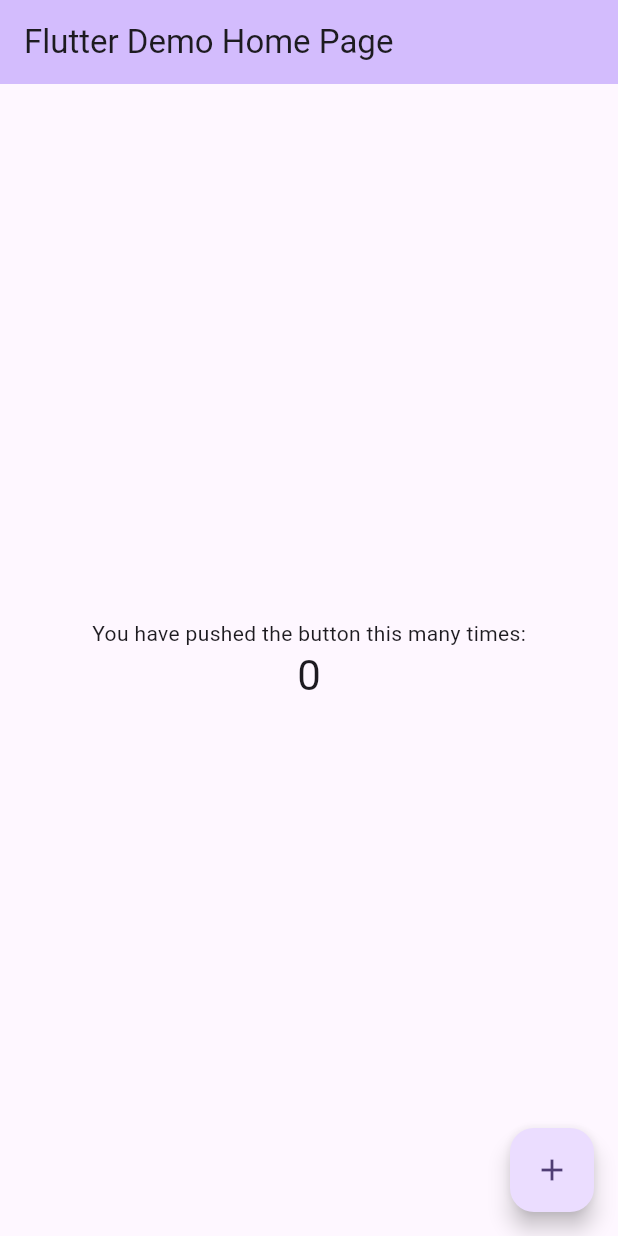
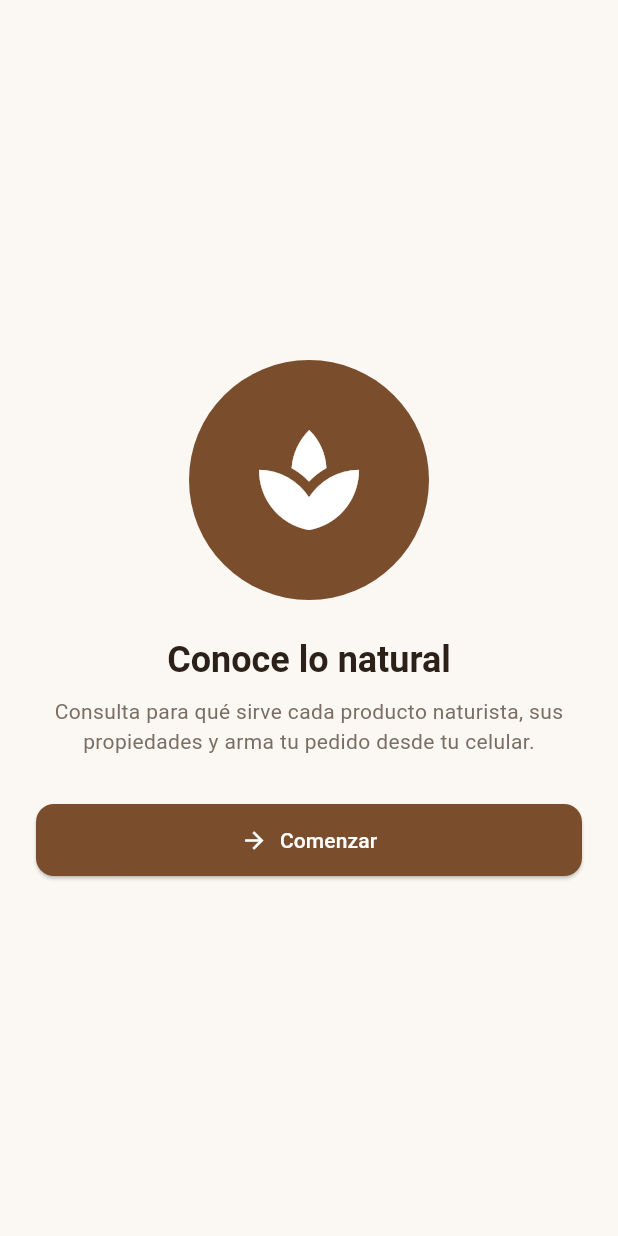
Before and after one commit to 233111478-ops/proyecto, a Flutter app: the screen it shows after launch, on a phone screen of 412 x 824 dp. Run offline on Flutter 3.47's test engine with Material 3 defaults, Android fonts, the phone set to English and light mode, and no system bars.

Commit message:
Se modifico el main y se creo la pantalla de splash, onboarding y home

```diff
--- /dev/null
+++ b/lib/custom_button.dart
@@ -0,0 +1,30 @@
+import 'package:flutter/material.dart';
+
+class CustomButton extends StatelessWidget {
+  final String texto;
+  final VoidCallback? onPressed;
+  final IconData? icono;
+  final bool expandido;
+
+  const CustomButton({
+    super.key,
+    required this.texto,
+    required this.onPressed,
+    this.icono,
+    this.expandido = true,
+  });
+
+  @override
+  Widget build(BuildContext context) {
+    final Widget boton = icono != null
+        ? ElevatedButton.icon(
+            onPressed: onPressed,
+            icon: Icon(icono),
+            label: Text(texto),
+          )
+        : ElevatedButton(onPressed: onPressed, child: Text(texto));
+
+    if (!expandido) return boton;
+    return SizedBox(width: double.infinity, child: boton);
+  }
+}
--- a/lib/main.dart
+++ b/lib/main.dart
@@ -1,122 +1,22 @@
 import 'package:flutter/material.dart';
 
+import 'theme.dart';
+import 'splash_screen.dart';
+
 void main() {
-  runApp(const MyApp());
+  runApp(const BiophysiqueApp());
 }
 
-class MyApp extends StatelessWidget {
-  const MyApp({super.key});
+class BiophysiqueApp extends StatelessWidget {
+  const BiophysiqueApp({super.key});
 
-  // This widget is the root of your application.
   @override
   Widget build(BuildContext context) {
     return MaterialApp(
-      title: 'Flutter Demo',
-      theme: ThemeData(
-        // This is the theme of your application.
-        //
-        // TRY THIS: Try running your application with "flutter run". You'll see
-        // the application has a purple toolbar. Then, without quitting the app,
-        // try changing the seedColor in the colorScheme below to Colors.green
-        // and then invoke "hot reload" (save your changes or press the "hot
-        // reload" button in a Flutter-supported IDE, or press "r" if you used
-        // the command line to start the app).
-        //
-        // Notice that the counter didn't reset back to zero; the application
-        // state is not lost during the reload. To reset the state, use hot
-        // restart instead.
-        //
-        // This works for code too, not just values: Most code changes can be
-        // tested with just a hot reload.
-        colorScheme: .fromSeed(seedColor: Colors.deepPurple),
-      ),
-      home: const MyHomePage(title: 'Flutter Demo Home Page'),
+      title: 'Biophysique',
+      debugShowCheckedModeBanner: false,
+      theme: buildBiophysiqueTheme(),
+      home: const SplashScreen(),
     );
   }
 }
-
-class MyHomePage extends StatefulWidget {
-  const MyHomePage({super.key, required this.title});
-
-  // This widget is the home page of your application. It is stateful, meaning
-  // that it has a State object (defined below) that contains fields that affect
-  // how it looks.
-
-  // This class is the configuration for the state. It holds the values (in this
-  // case the title) provided by the parent (in this case the App widget) and
-  // used by the build method of the State. Fields in a Widget subclass are
-  // always marked "final".
-
-  final String title;
-
-  @override
-  State<MyHomePage> createState() => _MyHomePageState();
-}
-
-class _MyHomePageState extends State<MyHomePage> {
-  int _counter = 0;
-
-  void _incrementCounter() {
-    setState(() {
-      // This call to setState tells the Flutter framework that something has
-      // changed in this State, which causes it to rerun the build method below
-      // so that the display can reflect the updated values. If we changed
-      // _counter without calling setState(), then the build method would not be
-      // called again, and so nothing would appear to happen.
-      _counter++;
-    });
-  }
-
-  @override
-  Widget build(BuildContext context) {
-    // This method is rerun every time setState is called, for instance as done
-    // by the _incrementCounter method above.
-    //
-    // The Flutter framework has been optimized to make rerunning build methods
-    // fast, so that you can just rebuild anything that needs updating rather
-    // than having to individually change instances of widgets.
-    return Scaffold(
-      appBar: AppBar(
-        // TRY THIS: Try changing the color here to a specific color (to
-        // Colors.amber, perhaps?) and trigger a hot reload to see the AppBar
-        // change color while the other colors stay the same.
-        backgroundColor: Theme.of(context).colorScheme.inversePrimary,
-        // Here we take the value from the MyHomePage object that was created by
-        // the App.build method, and use it to set our appbar title.
-        title: Text(widget.title),
-      ),
-      body: Center(
-        // Center is a layout widget. It takes a single child and positions it
-        // in the middle of the parent.
-        child: Column(
-          // Column is also a layout widget. It takes a list of children and
-          // arranges them vertically. By default, it sizes itself to fit its
-          // children horizontally, and tries to be as tall as its parent.
-          //
-          // Column has various properties to control how it sizes itself and
-          // how it positions its children. Here we use mainAxisAlignment to
-          // center the children vertically; the main axis here is the vertical
-          // axis because Columns are vertical (the cross axis would be
-          // horizontal).
-          //
-          // TRY THIS: Invoke "debug painting" (choose the "Toggle Debug Paint"
-          // action in the IDE, or press "p" in the console), to see the
-          // wireframe for each widget.
-          mainAxisAlignment: .center,
-          children: [
-            const Text('You have pushed the button this many times:'),
-            Text(
-              '$_counter',
-              style: Theme.of(context).textTheme.headlineMedium,
-            ),
-          ],
-        ),
-      ),
-      floatingActionButton: FloatingActionButton(
-        onPressed: _incrementCounter,
-        tooltip: 'Increment',
-        child: const Icon(Icons.add),
-      ),
-    );
-  }
-}
--- /dev/null
+++ b/lib/onboarding_screen.dart
@@ -0,0 +1,61 @@
+import 'package:flutter/material.dart';
+
+import 'theme.dart';
+import 'custom_button.dart';
+import 'home_screen.dart';
+
+class OnboardingScreen extends StatelessWidget {
+  const OnboardingScreen({super.key});
+
+  @override
+  Widget build(BuildContext context) {
+    return Scaffold(
+      body: SafeArea(
+        child: Center(
+          child: Padding(
+            padding: const EdgeInsets.all(AppSpacing.lg),
+            child: Column(
+              mainAxisAlignment: MainAxisAlignment.center,
+              children: [
+                ClipOval(
+                  child: Container(
+                    width: 160,
+                    height: 160,
+                    color: AppColors.primario,
+                    child: const Icon(Icons.spa, color: Colors.white, size: 80),
+                  ),
+                ),
+                const SizedBox(height: AppSpacing.lg),
+                Text(
+                  'Conoce lo natural',
+                  textAlign: TextAlign.center,
+                  style: Theme.of(context).textTheme.headlineSmall,
+                ),
+                const SizedBox(height: AppSpacing.sm),
+                Text(
+                  'Consulta para qué sirve cada producto naturista, '
+                  'sus propiedades y arma tu pedido desde tu celular.',
+                  textAlign: TextAlign.center,
+                  style: Theme.of(context).textTheme.bodyMedium,
+                ),
+                const SizedBox(height: AppSpacing.xl),
+                CustomButton(
+                  texto: 'Comenzar',
+                  icono: Icons.arrow_forward,
+                  onPressed: () {
+                    Navigator.pushReplacement(
+                      context,
+                      MaterialPageRoute(
+                        builder: (context) => const HomeScreen(),
+                      ),
+                    );
+                  },
+                ),
+              ],
+            ),
+          ),
+        ),
+      ),
+    );
+  }
+}
```
Also changed, not shown: lib/home_screen.dart (added, +109 -0 lines), lib/splash_screen.dart (added, +61 -0 lines).
